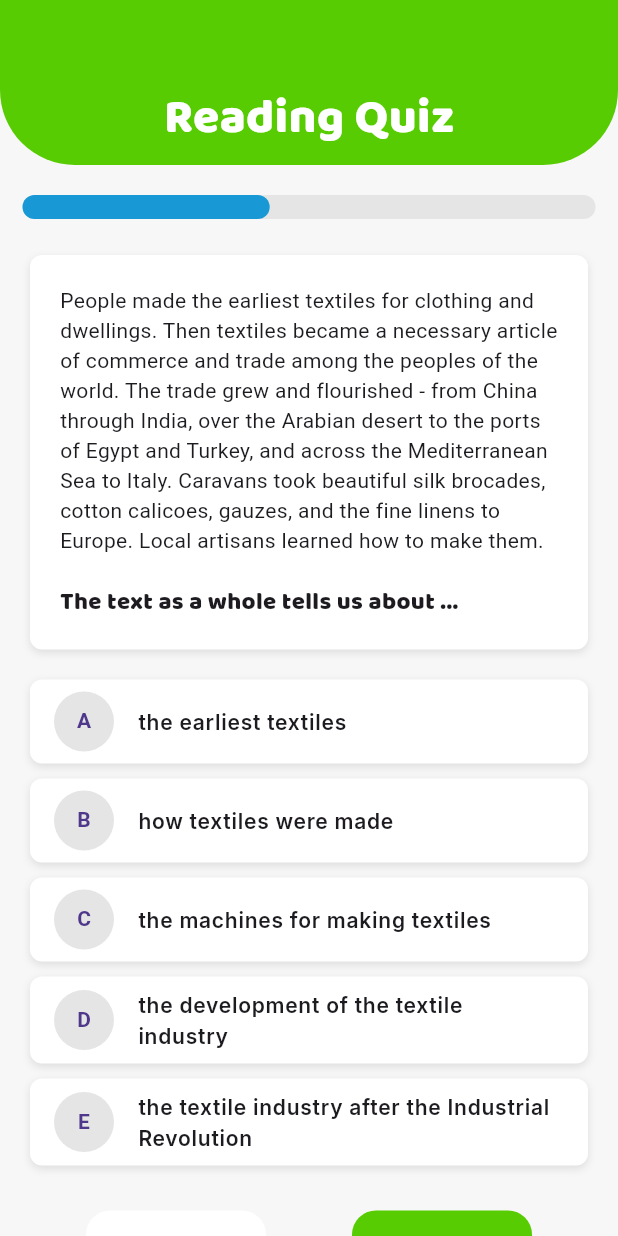
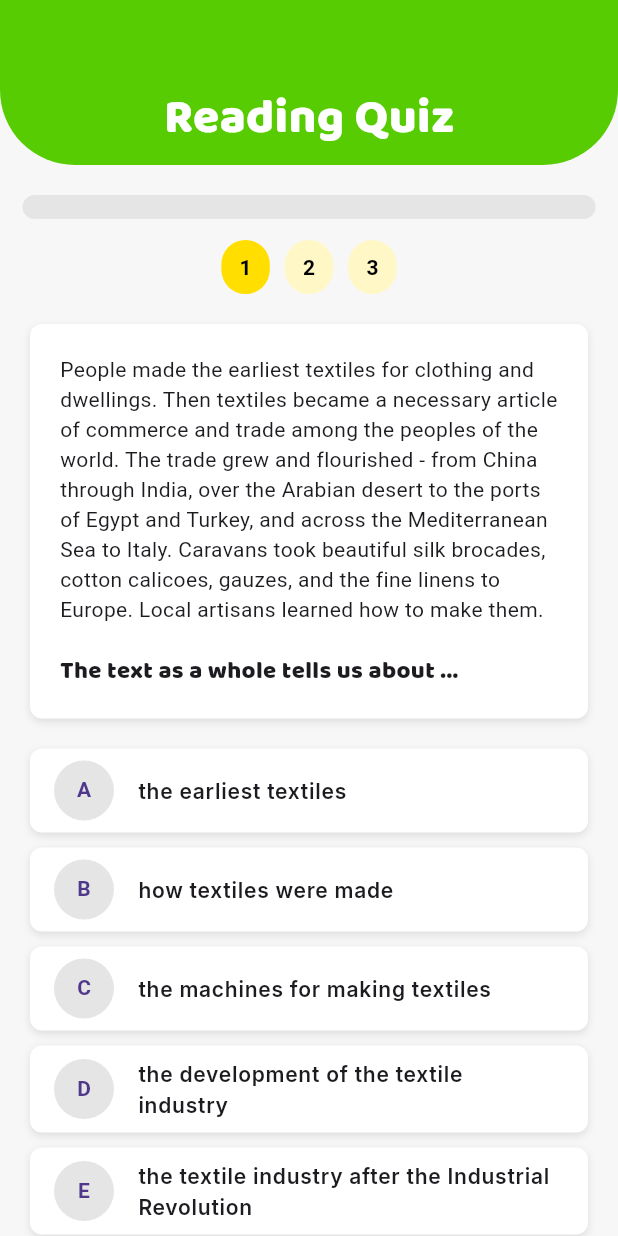
Before and after one commit to Flame25/Lexigo, a Flutter app: the ReadingQuizPage screen opened by its route, on a phone screen of 412 x 824 dp. Run offline on Flutter 3.47's test engine with Material 3 defaults, Android fonts, the phone set to English and light mode, and no system bars; our stand-ins replace animated_splash_screen, flutter_svg, google_fonts; network calls fail; Roboto replaces fonts that are missing (Assistant).

Commit message:
progress bar reading + 2 soal

```diff
--- a/landingpg/lib/pages/edit_profile.dart
+++ b/landingpg/lib/pages/edit_profile.dart
@@ -131,11 +131,6 @@ class _EditProfilePageState extends State<EditProfilePage> {
                     controller: passwordController,
                   ),
                   const SizedBox(height: 20),
-                  InputField(
-                    label: "Date of Birth",
-                    placeholder: "Enter your date of birth",
-                    controller: dateOfBirthController,
-                  ),
                 ],
               ),
             ),
--- a/landingpg/lib/pages/reading_quiz_page.dart
+++ b/landingpg/lib/pages/reading_quiz_page.dart
@@ -14,22 +14,99 @@ class ReadingQuizPage extends StatefulWidget {
 }
 
 class _ReadingQuizPageState extends State<ReadingQuizPage> {
+  int currentQuestionIndex = 0;
   int selectedOption = -1;
   bool showFeedback = false;
   bool isAnswerCorrect = false;
 
+  final List<Color> questionColors = [
+    const Color(0xFFFFF8C6), // Default color (Yellow)
+    const Color(0xFFFFF8C6),
+    const Color(0xFFFFF8C6),
+  ];
+
+  final List<bool> questionsChecked = [false, false, false]; // Track checked questions
+
+  final List<Map<String, dynamic>> questions = [
+    {
+      "paragraph":
+      "People made the earliest textiles for clothing and dwellings. Then textiles became a necessary article of commerce and trade among the peoples of the world. The trade grew and flourished - from China through India, over the Arabian desert to the ports of Egypt and Turkey, and across the Mediterranean Sea to Italy. Caravans took beautiful silk brocades, cotton calicoes, gauzes, and the fine linens to Europe. Local artisans learned how to make them.",
+      "question": "The text as a whole tells us about ...",
+      "options": [
+        "the earliest textiles",
+        "how textiles were made",
+        "the machines for making textiles",
+        "the development of the textile industry",
+        "the textile industry after the Industrial Revolution"
+      ],
+      "correctIndex": 0
+    },
+    {
+      "paragraph":
+      "The invention of the printing press in the 15th century revolutionized the way information was shared and preserved. Before the invention, books were laboriously copied by hand, making them rare and expensive. With the printing press, books could be produced in large quantities, making them more accessible to the general public.",
+      "question": "What is the main idea of the text?",
+      "options": [
+        "The invention of the printing press",
+        "The cost of books in the past",
+        "The laborious process of copying books",
+        "The general public's access to books",
+        "The preservation of information"
+      ],
+      "correctIndex": 0
+    },
+    {
+      "paragraph":
+      "Electricity is a form of energy that powers many of the devices and machines we use every day. It is generated in power plants and transmitted through wires to homes and businesses. Electricity has become essential in modern life, enabling everything from lighting and heating to communication and entertainment.",
+      "question": "Which of the following best summarizes the text?",
+      "options": [
+        "Electricity's role in modern life",
+        "The generation of electricity",
+        "The transmission of electricity",
+        "The use of electricity in communication",
+        "The importance of power plants"
+      ],
+      "correctIndex": 0
+    }
+  ];
+
   void checkAnswer() {
     setState(() {
       showFeedback = true;
-      isAnswerCorrect = selectedOption == 0; // Jawaban benar adalah A (indeks 0)
+      isAnswerCorrect =
+          selectedOption == questions[currentQuestionIndex]["correctIndex"];
+      questionColors[currentQuestionIndex] = isAnswerCorrect
+          ? const Color(0xFF89E219) // Green
+          : const Color(0xFFFFB8B8); // Red
+      questionsChecked[currentQuestionIndex] = true; // Mark question as checked
     });
   }
 
   void continueQuiz() {
+    if (questionsChecked.every((checked) => checked)) {
+      Navigator.pushNamed(context, '/home'); // Navigate to home if all checked
+    } else if (currentQuestionIndex < questions.length - 1) {
       setState(() {
+        currentQuestionIndex++;
+        selectedOption = -1;
         showFeedback = false;
-      selectedOption = -1; // Reset jawaban
       });
+    } else {
+      int nextUnansweredIndex =
+      questionsChecked.indexWhere((isChecked) => !isChecked);
+
+      if (nextUnansweredIndex != -1) {
+        setState(() {
+          currentQuestionIndex = nextUnansweredIndex;
+          selectedOption = -1;
+          showFeedback = false;
+        });
+      }
+    }
+  }
+
+  double calculateProgress() {
+    int checkedCount = questionsChecked.where((checked) => checked).length;
+    return checkedCount / questions.length;
   }
 
   @override
@@ -49,100 +126,81 @@ class _ReadingQuizPageState extends State<ReadingQuizPage> {
 
                 // Progress Bar
                 const SizedBox(height: 20),
-                const ProgressBar(progress: 0.4),
+                ProgressBar(progress: calculateProgress()),
+
+                // Question Numbers
+                const SizedBox(height: 10),
+                Row(
+                  mainAxisAlignment: MainAxisAlignment.center,
+                  children: List.generate(questions.length, (index) {
+                    return GestureDetector(
+                      onTap: !questionsChecked[index]
+                          ? () {
+                        setState(() {
+                          currentQuestionIndex = index;
+                          selectedOption = -1;
+                        });
+                      }
+                          : null,
+                      child: Container(
+                        margin: const EdgeInsets.symmetric(horizontal: 5),
+                        padding: const EdgeInsets.symmetric(
+                            vertical: 8, horizontal: 12),
+                        decoration: BoxDecoration(
+                          color: index == currentQuestionIndex
+                              ? const Color(0xFFFFDE00) // Orange for active
+                              : questionColors[index],
+                          borderRadius: BorderRadius.circular(20),
+                        ),
+                        child: Text(
+                          "${index + 1}",
+                          style: const TextStyle(
+                            color: Colors.black,
+                            fontWeight: FontWeight.bold,
+                          ),
+                        ),
+                      ),
+                    );
+                  }),
+                ),
 
                 // Question Content
                 const SizedBox(height: 20),
-                const QuestionContent(
-                  paragraph:
-                  "People made the earliest textiles for clothing and dwellings. Then textiles became a necessary article of commerce and trade among the peoples of the world. The trade grew and flourished - from China through India, over the Arabian desert to the ports of Egypt and Turkey, and across the Mediterranean Sea to Italy. Caravans took beautiful silk brocades, cotton calicoes, gauzes, and the fine linens to Europe. Local artisans learned how to make them.",
-                  question: "The text as a whole tells us about ...",
+                QuestionContent(
+                  paragraph: questions[currentQuestionIndex]["paragraph"],
+                  question: questions[currentQuestionIndex]["question"],
                 ),
 
                 // Answer Options
                 const SizedBox(height: 20),
-                Padding(
+                ...List.generate(
+                    questions[currentQuestionIndex]["options"].length, (index) {
+                  return Padding(
                     padding: const EdgeInsets.symmetric(horizontal: 20.0),
                     child: AnswerOption(
-                    optionLabel: "A",
-                    optionText: "the earliest textiles",
-                    isSelected: selectedOption == 0,
-                    isCorrect: true,
+                      optionLabel: String.fromCharCode(65 + index),
+                      optionText: questions[currentQuestionIndex]["options"]
+                      [index],
+                      isSelected: selectedOption == index,
+                      isCorrect:
+                      index == questions[currentQuestionIndex]["correctIndex"],
                       highlightCorrect: showFeedback,
                       onTap: () {
                         setState(() {
-                        selectedOption = 0;
+                          selectedOption = index;
                         });
                       },
                     ),
-                ),
-                Padding(
-                  padding: const EdgeInsets.symmetric(horizontal: 20.0),
-                  child: AnswerOption(
-                    optionLabel: "B",
-                    optionText: "how textiles were made",
-                    isSelected: selectedOption == 1,
-                    isCorrect: false,
-                    highlightCorrect: showFeedback,
-                    onTap: () {
-                      setState(() {
-                        selectedOption = 1;
-                      });
-                    },
-                  ),
-                ),
-                Padding(
-                  padding: const EdgeInsets.symmetric(horizontal: 20.0),
-                  child: AnswerOption(
-                    optionLabel: "C",
-                    optionText: "the machines for making textiles",
-                    isSelected: selectedOption == 2,
-                    isCorrect: false,
-                    highlightCorrect: showFeedback,
-                    onTap: () {
-                      setState(() {
-                        selectedOption = 2;
-                      });
-                    },
-                  ),
-                ),
-                Padding(
-                  padding: const EdgeInsets.symmetric(horizontal: 20.0),
-                  child: AnswerOption(
-                    optionLabel: "D",
-                    optionText: "the development of the textile industry",
-                    isSelected: selectedOption == 3,
-                    isCorrect: false,
-                    highlightCorrect: showFeedback,
-                    onTap: () {
-                      setState(() {
-                        selectedOption = 3;
-                      });
-                    },
-                  ),
-                ),
-                Padding(
-                  padding: const EdgeInsets.symmetric(horizontal: 20.0),
-                  child: AnswerOption(
-                    optionLabel: "E",
-                    optionText: "the textile industry after the Industrial Revolution",
-                    isSelected: selectedOption == 4,
-                    isCorrect: false,
-                    highlightCorrect: showFeedback,
-                    onTap: () {
-                      setState(() {
-                        selectedOption = 4;
-                      });
-                    },
-                  ),
-                ),
+                  );
+                }),
+
                 const SizedBox(height: 20),
 
                 // Submit Button Row
                 Row(
                   mainAxisAlignment: MainAxisAlignment.spaceEvenly,
                   children: [
-                    // Tombol SKIP
+                    // Skip Button
                     CustomButton(
                       text: "SKIP",
                       width: 120,
@@ -150,18 +208,22 @@ class _ReadingQuizPageState extends State<ReadingQuizPage> {
                       shadowColor: Colors.grey.withOpacity(0.6),
                       textColor: Colors.black,
                       onPressed: () {
-                        print("Skip clicked!");
+                        setState(() {
+                          currentQuestionIndex++;
+                          selectedOption = -1;
+                          showFeedback = false;
+                        });
                       },
                     ),
 
-                    // Tombol CHECK
+                    // Check/Continue Button
                     CustomButton(
-                      text: "CHECK",
+                      text: showFeedback ? "CONTINUE" : "CHECK",
                       width: 120,
                       backgroundColor: const Color(0xFF58CC02),
                       shadowColor: const Color(0xFF41A000),
                       textColor: Colors.white,
-                      onPressed: checkAnswer,
+                      onPressed: showFeedback ? continueQuiz : checkAnswer,
                     ),
                   ],
                 ),
--- a/landingpg/lib/pages/view_profile.dart
+++ b/landingpg/lib/pages/view_profile.dart
@@ -36,7 +36,9 @@ class ViewProfilePage extends StatelessWidget {
                     top: 60,
                     child: IconButton(
                       icon: const Icon(Icons.arrow_back, size: 28, color: Colors.white),
-                      onPressed: () => Navigator.pop(context),
+                      onPressed: () {
+                        Navigator.pushNamed(context, '/home');
+                      },
                     ),
                   ),
                   const Positioned(
```
Lines whose indentation alone changed are shown as unchanged.
